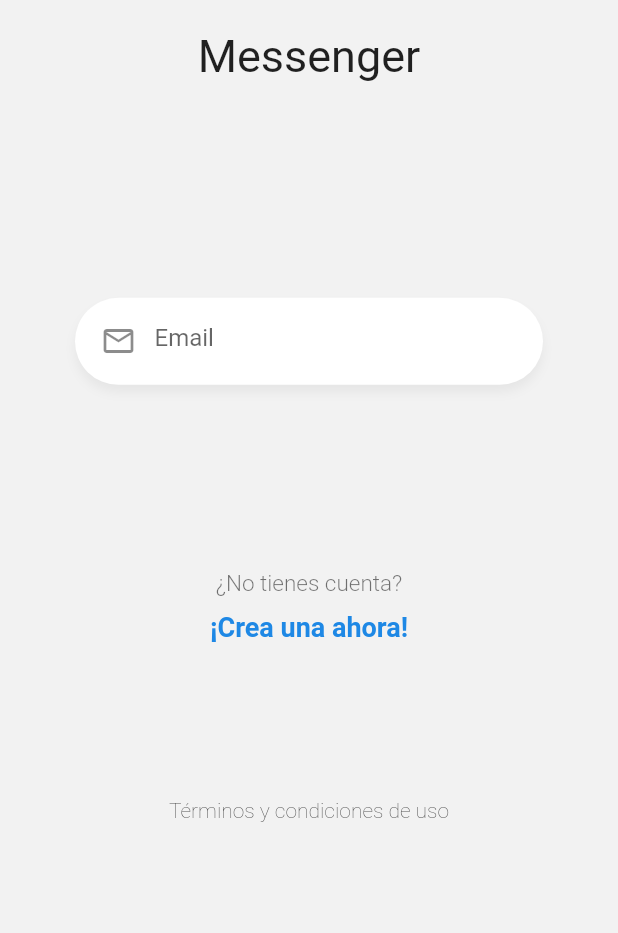
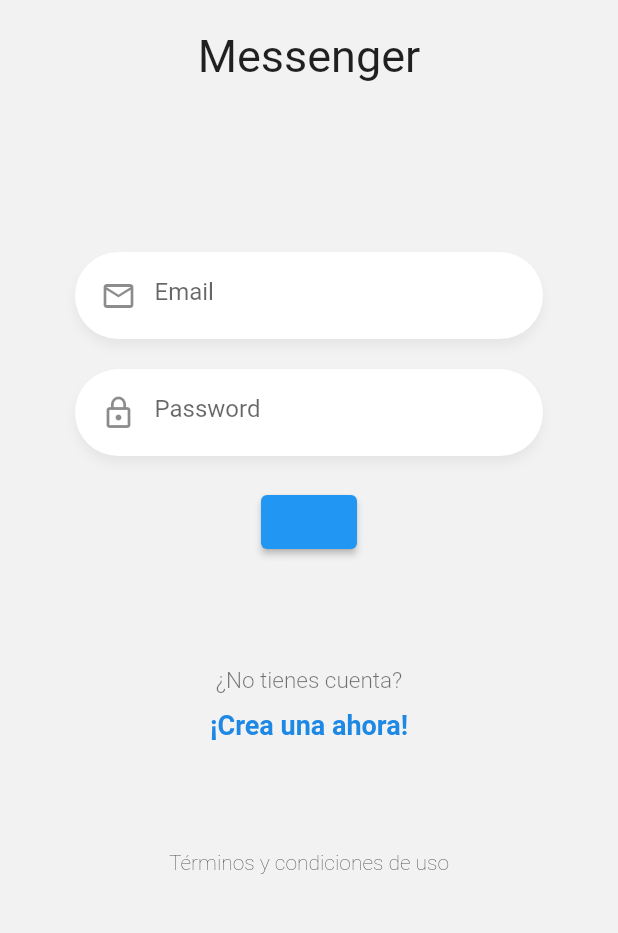
Before and after one commit to IDaMariusI/chat_app, a Flutter app: the screen it shows after launch, on a phone screen of 412 x 824 dp, the part 251-1184 px from its top. Run offline on Flutter 3.47's test engine with Material 2 defaults, Android fonts, the phone set to English and light mode, and no system bars.

Commit message:
53. Argumentos a nuestro CustomInput

```diff
--- a/lib/src/screens/login_screen.dart
+++ b/lib/src/screens/login_screen.dart
@@ -13,33 +13,14 @@ class LoginScreen extends StatelessWidget {
         child: Column(
           mainAxisAlignment: MainAxisAlignment.spaceBetween,
           children: [
-            _LoginLogo(),
+            const LoginLogo(),
             _LoginForm(),
-            _LoginLabels(),
+            const LoginLabels(),
             const Text(
               'Términos y condiciones de uso',
               style: TextStyle(fontWeight: FontWeight.w200),
             ),
-            const SizedBox(height: 5),
-          ],
-        ),
-      ),
-    );
-  }
-}
-
-class _LoginLogo extends StatelessWidget {
-  @override
-  Widget build(BuildContext context) {
-    return Center(
-      child: Container(
-        margin: const EdgeInsets.only(top: 50),
-        width: 170,
-        child: const Column(
-          children: [
-            Image(image: AssetImage('assets/tag-logo.png')),
-            SizedBox(height: 20),
-            Text('Messenger', style: TextStyle(fontSize: 30)),
+            const SizedBox(height: 1),
           ],
         ),
       ),
@@ -53,6 +34,9 @@ class _LoginForm extends StatefulWidget {
 }
 
 class __LoginFormState extends State<_LoginForm> {
+  final emailCtrl = TextEditingController();
+  final passCtrl = TextEditingController();
+
   @override
   Widget build(BuildContext context) {
     return Container(
@@ -60,40 +44,24 @@ class __LoginFormState extends State<_LoginForm> {
       padding: const EdgeInsets.symmetric(horizontal: 50),
       child: Column(
         children: [
-          CustomInput(),
-          // TODO: Create Button
-          // ElevatedButton(
-          //   onPressed: () {},
-          //   child: null,
-          // ),
-        ],
-      ),
-    );
-  }
-}
-
-class _LoginLabels extends StatelessWidget {
-  @override
-  Widget build(BuildContext context) {
-    return Container(
-      child: Column(
-        children: [
-          const Text(
-            '¿No tienes cuenta?',
-            style: TextStyle(
-              color: Colors.black54,
-              fontSize: 15,
-              fontWeight: FontWeight.w300,
-            ),
+          CustomInput(
+            hintText: 'Email',
+            icon: Icons.mail_outline,
+            keyboardType: TextInputType.emailAddress,
+            textController: emailCtrl,
           ),
-          const SizedBox(height: 10),
-          Text(
-            '¡Crea una ahora!',
-            style: TextStyle(
-              color: Colors.blue[600],
-              fontSize: 18,
-              fontWeight: FontWeight.bold,
-            ),
+          CustomInput(
+            hintText: 'Password',
+            icon: Icons.lock_outline,
+            isPassword: true,
+            textController: passCtrl,
+          ),
+          ElevatedButton(
+            onPressed: () {
+              print(emailCtrl.text);
+              print(passCtrl.text);
+            },
+            child: null,
           ),
         ],
       ),
--- a/lib/src/widgets/custom_input.dart
+++ b/lib/src/widgets/custom_input.dart
@@ -1,7 +1,20 @@
 import 'package:flutter/material.dart';
 
 class CustomInput extends StatelessWidget {
-  const CustomInput({super.key});
+  final bool isPassword;
+  final IconData icon;
+  final String hintText;
+  final TextEditingController textController;
+  final TextInputType keyboardType;
+
+  const CustomInput({
+    super.key,
+    required this.icon,
+    required this.textController,
+    required this.hintText,
+    this.isPassword = false,
+    this.keyboardType = TextInputType.text,
+  });
 
   @override
   Widget build(BuildContext context) {
@@ -24,14 +37,16 @@ class CustomInput extends StatelessWidget {
         top: 5,
         right: 50,
       ),
-      child: const TextField(
+      child: TextField(
         autocorrect: false,
-        keyboardType: TextInputType.emailAddress,
+        controller: textController,
+        keyboardType: keyboardType,
+        obscureText: isPassword,
         decoration: InputDecoration(
           border: InputBorder.none,
           focusedBorder: InputBorder.none,
-          hintText: 'Email',
-          prefixIcon: Icon(Icons.mail_outline),
+          hintText: hintText,
+          prefixIcon: Icon(icon),
         ),
       ),
     );
--- /dev/null
+++ b/lib/src/widgets/login_labels.dart
@@ -0,0 +1,32 @@
+import 'package:flutter/material.dart';
+
+class LoginLabels extends StatelessWidget {
+  const LoginLabels({super.key});
+
+  @override
+  Widget build(BuildContext context) {
+    return Container(
+      child: Column(
+        children: [
+          const Text(
+            '¿No tienes cuenta?',
+            style: TextStyle(
+              color: Colors.black54,
+              fontSize: 15,
+              fontWeight: FontWeight.w300,
+            ),
+          ),
+          const SizedBox(height: 10),
+          Text(
+            '¡Crea una ahora!',
+            style: TextStyle(
+              color: Colors.blue[600],
+              fontSize: 18,
+              fontWeight: FontWeight.bold,
+            ),
+          ),
+        ],
+      ),
+    );
+  }
+}
--- /dev/null
+++ b/lib/src/widgets/login_logo.dart
@@ -0,0 +1,22 @@
+import 'package:flutter/material.dart';
+
+class LoginLogo extends StatelessWidget {
+  const LoginLogo({super.key});
+
+  @override
+  Widget build(BuildContext context) {
+    return Center(
+      child: Container(
+        margin: const EdgeInsets.only(top: 50),
+        width: 170,
+        child: const Column(
+          children: [
+            Image(image: AssetImage('assets/tag-logo.png')),
+            SizedBox(height: 20),
+            Text('Messenger', style: TextStyle(fontSize: 30)),
+          ],
+        ),
+      ),
+    );
+  }
+}
--- a/lib/src/widgets/widgets.dart
+++ b/lib/src/widgets/widgets.dart
@@ -1 +1,3 @@
 export 'package:chatapp/src/widgets/custom_input.dart';
+export 'package:chatapp/src/widgets/login_labels.dart';
+export 'package:chatapp/src/widgets/login_logo.dart';
```
